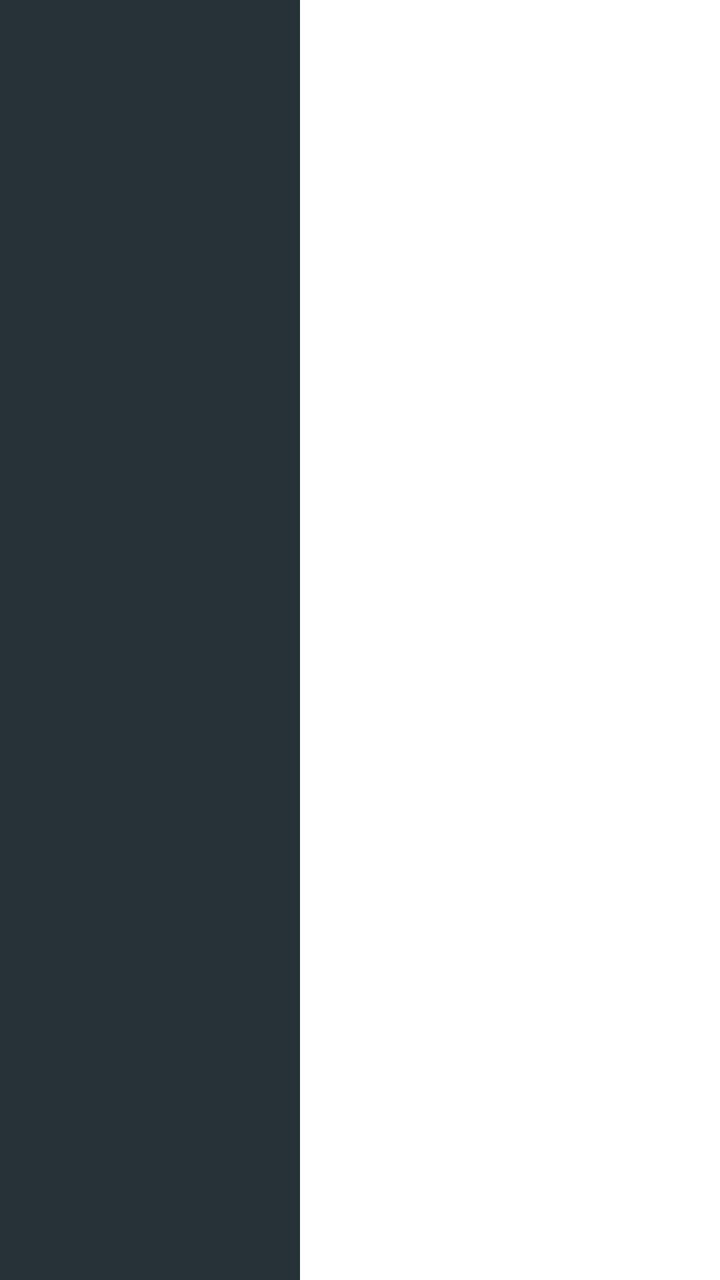
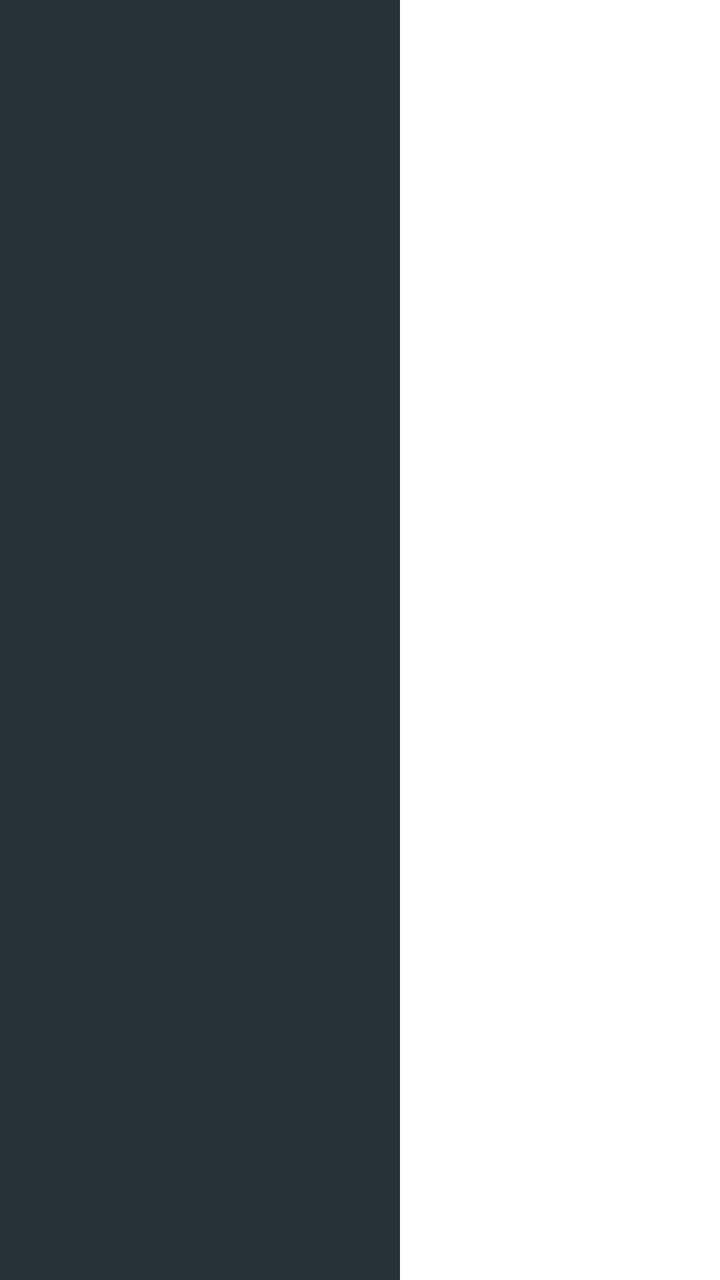

Screens rendered from an Android XML layout before and after an edit, with the pre-edit source and the edit as a unified diff.
<!-- AndroidManifest.xml: application theme Theme.MyTV0 -->
<!-- res/layout/menu.xml -->
<?xml version="1.0" encoding="utf-8"?>
<LinearLayout xmlns:android="http://schemas.android.com/apk/res/android"
    android:id="@+id/menu"
    android:layout_width="match_parent"
    android:layout_height="match_parent"
    android:orientation="horizontal"
    android:clickable="true"
    android:focusable="false"
    >
        <androidx.recyclerview.widget.RecyclerView
            android:id="@+id/group"
            android:layout_width="150dp"
            android:layout_height="match_parent"
            android:layout_marginEnd="2dp"
            android:padding="10dp"
            android:background="#FF263238">
        </androidx.recyclerview.widget.RecyclerView>
        <androidx.recyclerview.widget.RecyclerView
            android:id="@+id/list"
            android:layout_width="250dp"
            android:layout_height="wrap_content"
            >
        </androidx.recyclerview.widget.RecyclerView>

</LinearLayout>
<!-- resources referenced by this layout -->
<resources>
  <style name="Theme.MyTV0" parent="@style/Theme.Leanback">
          <item name="windowNoTitle">true</item>
      </style>
</resources>

<!-- the commit's change to res/layout/menu.xml (unified diff, before → after) -->
@@ -9,7 +9,7 @@
     >
         <androidx.recyclerview.widget.RecyclerView
             android:id="@+id/group"
-            android:layout_width="150dp"
+            android:layout_width="200dp"
             android:layout_height="match_parent"
             android:layout_marginEnd="2dp"
             android:padding="10dp"
